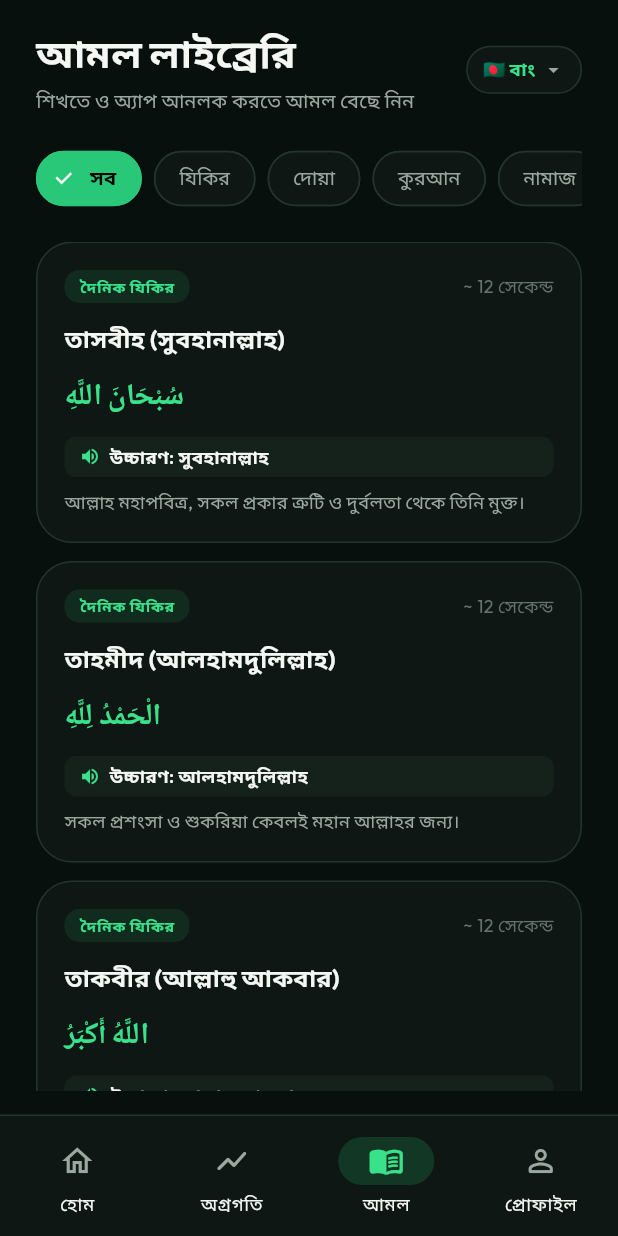
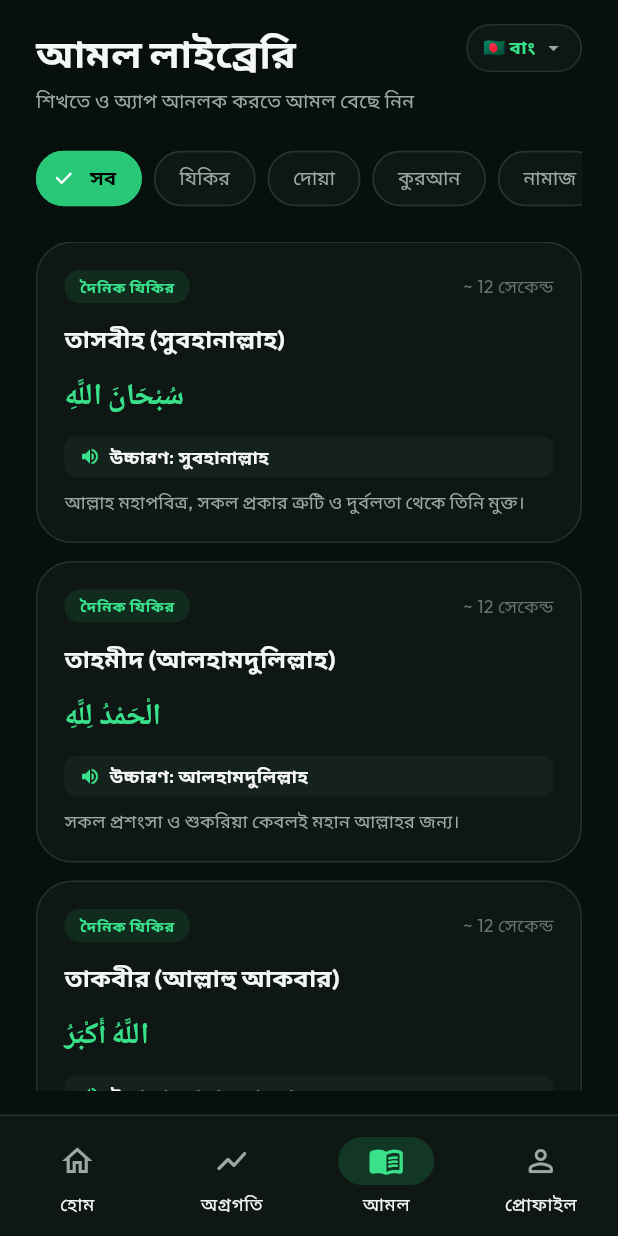
Before and after one commit to Souravsanyal1/my-appr, a Flutter app: the HomeScreen screen opened by its route, item 3 of the bottom bar chosen, on a phone screen of 412 x 824 dp. Run offline on Flutter 3.47's test engine with Material 3 defaults, Android fonts, the light colour scheme and no system bars; our stand-ins replace cloud_firestore, firebase_auth, firebase_core, firebase_database, get, get_storage and 1 more; accounts and stored records are empty; Roboto replaces fonts that are missing (Amiri).

Commit message:
fix(ui): eliminate header overflow and enforce full-width card layout

```diff
--- a/lib/core/responsive/responsive_layout.dart
+++ b/lib/core/responsive/responsive_layout.dart
@@ -73,7 +73,7 @@ class ResponsiveScaffoldBody extends StatelessWidget {
                   child: Center(
                     child: ConstrainedBox(
                       constraints: BoxConstraints(maxWidth: maxContentWidth),
-                      child: child,
+                      child: IntrinsicHeight(child: child),
                     ),
                   ),
                 ),
--- a/lib/core/widgets/progress_ring.dart
+++ b/lib/core/widgets/progress_ring.dart
@@ -48,6 +48,7 @@ class AppCard extends StatelessWidget {
   final VoidCallback? onTap;
   final bool isSelected;
   final Color? backgroundColor;
+  final double? width;
 
   const AppCard({
     super.key,
@@ -56,6 +57,7 @@ class AppCard extends StatelessWidget {
     this.onTap,
     this.isSelected = false,
     this.backgroundColor,
+    this.width = double.infinity,
   });
 
   @override
@@ -63,6 +65,7 @@ class AppCard extends StatelessWidget {
     final cardBorder = isSelected ? AppColors.primaryGreen : AppColors.border;
 
     return Container(
+      width: width,
       decoration: BoxDecoration(
         color: backgroundColor ?? AppColors.surface,
         borderRadius: BorderRadius.circular(24),
--- a/lib/features/dashboard/views/home_screen.dart
+++ b/lib/features/dashboard/views/home_screen.dart
@@ -119,8 +119,10 @@ class _HomeScreenState extends State<HomeScreen> {
             // Header Greeting & Language Toggle
             Row(
               mainAxisAlignment: MainAxisAlignment.spaceBetween,
+              crossAxisAlignment: CrossAxisAlignment.start,
               children: [
-                Column(
+                Expanded(
+                  child: Column(
                     crossAxisAlignment: CrossAxisAlignment.start,
                     children: [
                       Text(
@@ -143,7 +145,10 @@ class _HomeScreenState extends State<HomeScreen> {
                       ),
                     ],
                   ),
+                ),
+                const SizedBox(width: 12),
                 Row(
+                  mainAxisSize: MainAxisSize.min,
                   children: [
                     // Language Switcher Chip
                     GestureDetector(
--- a/lib/features/learning/views/deeds_library_view.dart
+++ b/lib/features/learning/views/deeds_library_view.dart
@@ -66,8 +66,10 @@ class _DeedsLibraryViewState extends State<DeedsLibraryView> {
               // Header with Title and Language Switcher
               Row(
                 mainAxisAlignment: MainAxisAlignment.spaceBetween,
+                crossAxisAlignment: CrossAxisAlignment.start,
                 children: [
-                  Column(
+                  Expanded(
+                    child: Column(
                       crossAxisAlignment: CrossAxisAlignment.start,
                       children: [
                         Text(
@@ -90,6 +92,8 @@ class _DeedsLibraryViewState extends State<DeedsLibraryView> {
                         ),
                       ],
                     ),
+                  ),
+                  const SizedBox(width: 12),
                   GestureDetector(
                     onTap: () => languageService.showLanguageSelector(context),
                     child: Container(
```
Lines whose indentation alone changed are shown as unchanged.
